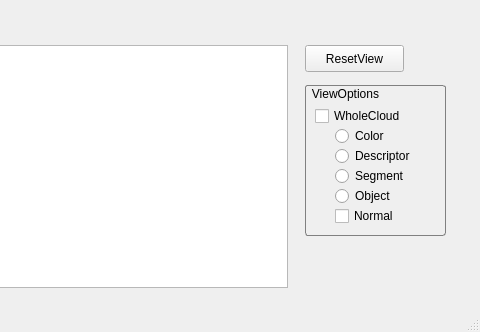
Before: the Qt Designer form mainwindow.ui in goodgodgd/PointCloudApps, drawn with Qt 5; both pictures show x 385 to 865 and y 512 to 844 of the 865 by 844 pixel window.
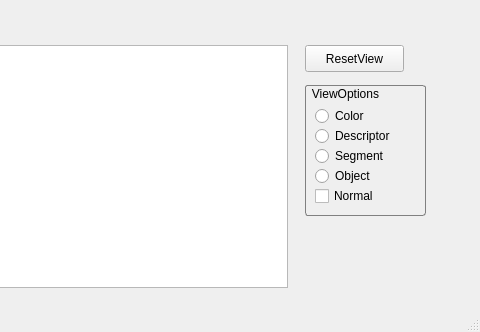
After: the same form once the commit is applied.

Patch:
```diff
--- a/mainwindow.ui
+++ b/mainwindow.ui
@@ -92,8 +92,8 @@
      <rect>
       <x>690</x>
       <y>580</y>
-      <width>141</width>
-      <height>151</height>
+      <width>121</width>
+      <height>131</height>
      </rect>
     </property>
     <property name="styleSheet">
@@ -110,24 +110,11 @@
     <property name="title">
      <string>ViewOptions</string>
     </property>
-    <widget class="QCheckBox" name="checkBox_wholeCloud">
-     <property name="geometry">
-      <rect>
-       <x>10</x>
-       <y>20</y>
-       <width>121</width>
-       <height>22</height>
-      </rect>
-     </property>
-     <property name="text">
-      <string>WholeCloud</string>
-     </property>
-    </widget>
     <widget class="QCheckBox" name="checkBox_normal">
      <property name="geometry">
       <rect>
-       <x>30</x>
-       <y>120</y>
+       <x>10</x>
+       <y>100</y>
        <width>101</width>
        <height>22</height>
       </rect>
@@ -139,8 +126,8 @@
     <widget class="QRadioButton" name="radioButton_view_color">
      <property name="geometry">
       <rect>
-       <x>30</x>
-       <y>40</y>
+       <x>10</x>
+       <y>20</y>
        <width>91</width>
        <height>22</height>
       </rect>
@@ -152,8 +139,8 @@
     <widget class="QRadioButton" name="radioButton_view_descriptor">
      <property name="geometry">
       <rect>
-       <x>30</x>
-       <y>60</y>
+       <x>10</x>
+       <y>40</y>
        <width>101</width>
        <height>22</height>
       </rect>
@@ -165,8 +152,8 @@
     <widget class="QRadioButton" name="radioButton_view_segment">
      <property name="geometry">
       <rect>
-       <x>30</x>
-       <y>80</y>
+       <x>10</x>
+       <y>60</y>
        <width>101</width>
        <height>22</height>
       </rect>
@@ -178,8 +165,8 @@
     <widget class="QRadioButton" name="radioButton_view_object">
      <property name="geometry">
       <rect>
-       <x>30</x>
-       <y>100</y>
+       <x>10</x>
+       <y>80</y>
        <width>101</width>
        <height>22</height>
       </rect>
```
